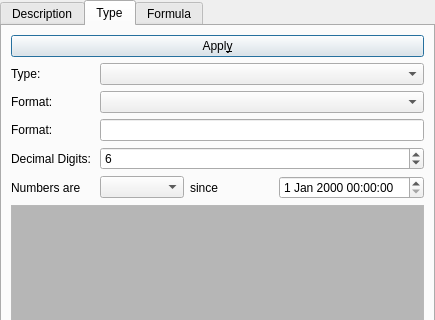
narunlifescience/AlphaPlot, file libscidavis/src/future/table/controltabs.ui: the form before one commit; both pictures show x 0 to 435 and y 0 to 320 of the 435 by 470 pixel window.
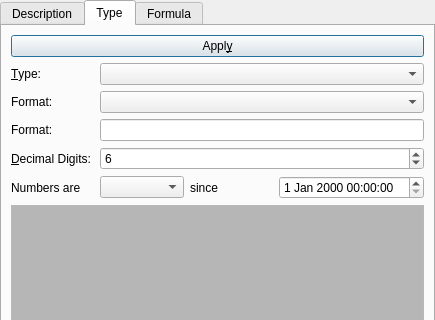
The form after the commit. The open tabs and pages were chosen to show the change.

The edit to the form file:
```diff
--- a/libscidavis/src/future/table/controltabs.ui
+++ b/libscidavis/src/future/table/controltabs.ui
@@ -177,7 +177,7 @@
        <item row="2" column="0">
         <widget class="QLabel" name="type_label">
          <property name="text">
-          <string>Type:</string>
+          <string>&amp;Type:</string>
          </property>
          <property name="buddy">
           <cstring>type_box</cstring>
@@ -251,7 +251,7 @@
        <item row="5" column="0">
         <widget class="QLabel" name="digits_label">
          <property name="text">
-          <string>Decimal Digits:</string>
+          <string>&amp;Decimal Digits:</string>
          </property>
          <property name="buddy">
           <cstring>digits_box</cstring>
```
Left out of the diff: 15 changed lines with no effect on the pictures.
